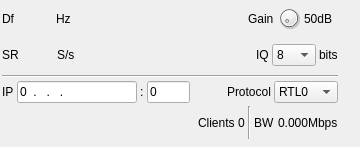
First picture: the form in plugins/channelrx/remotetcpsink/remotetcpsinkgui.ui, repository f4exb/sdrangel, before the edit.
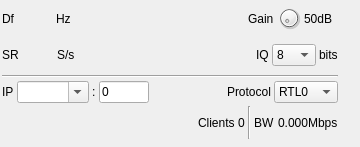
Second picture: the form after the edit. Custom widgets are drawn as their Qt base class.

What changed in the file:
```diff
--- a/plugins/channelrx/remotetcpsink/remotetcpsinkgui.ui
+++ b/plugins/channelrx/remotetcpsink/remotetcpsinkgui.ui
@@ -308,21 +308,12 @@
        </widget>
       </item>
       <item>
-       <widget class="QLineEdit" name="dataAddress">
-        <property name="minimumSize">
-         <size>
-          <width>120</width>
-          <height>0</height>
-         </size>
-        </property>
+       <widget class="QComboBox" name="dataAddress">
         <property name="toolTip">
          <string>IP address of local network interface to start TCP server on</string>
         </property>
-        <property name="inputMask">
-         <string>000.000.000.000</string>
-        </property>
-        <property name="text">
-         <string>0...</string>
+        <property name="editable">
+         <bool>true</bool>
         </property>
        </widget>
       </item>
```
Left out of the diff: 2 changed lines with no effect on the pictures.
